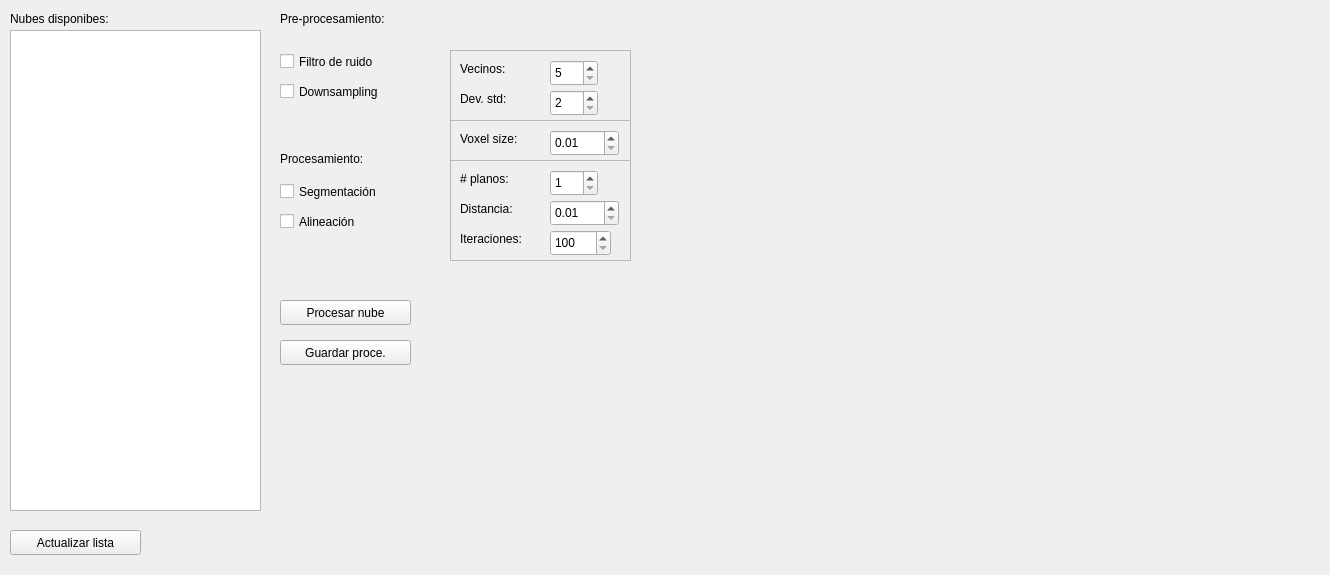
Nickleon16/APP_LIDAR, file GUI/procesamiento.ui: the form before one commit.
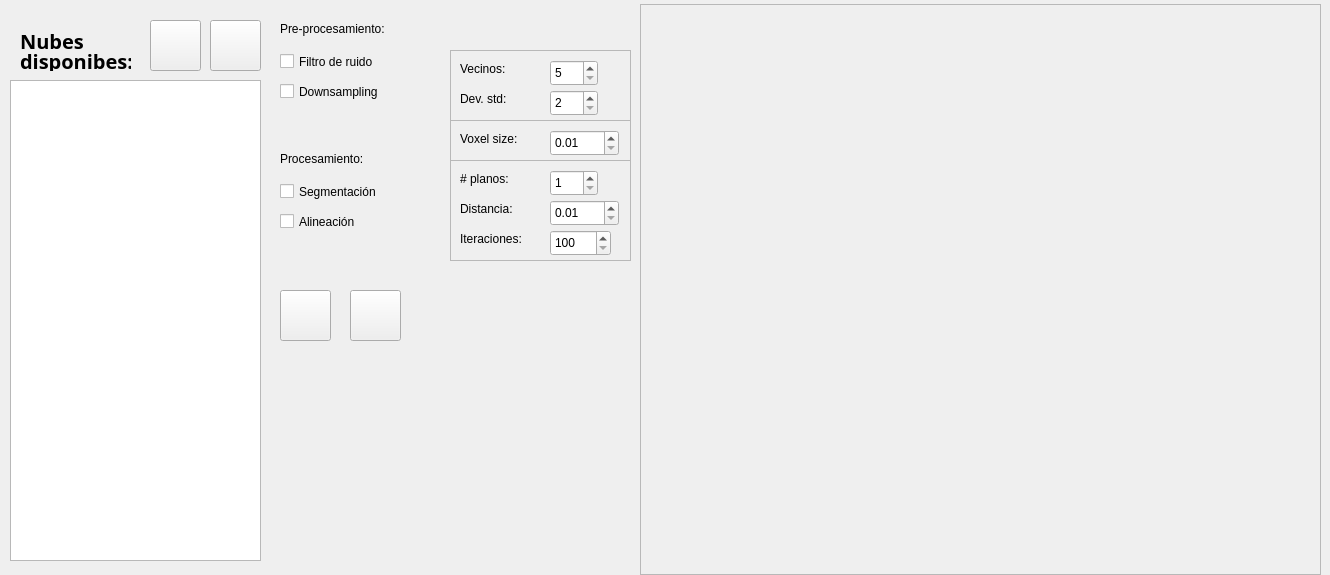
The form after the commit. Icons and pictures are not drawn.

Patch:
```diff
--- a/GUI/procesamiento.ui
+++ b/GUI/procesamiento.ui
@@ -17,7 +17,7 @@
    <property name="geometry">
     <rect>
      <x>280</x>
-     <y>10</y>
+     <y>20</y>
      <width>161</width>
      <height>17</height>
     </rect>
@@ -30,7 +30,7 @@
    <property name="geometry">
     <rect>
      <x>10</x>
-     <y>30</y>
+     <y>80</y>
      <width>251</width>
      <height>481</height>
     </rect>
@@ -43,26 +43,23 @@
    <property name="geometry">
     <rect>
      <x>280</x>
-     <y>300</y>
-     <width>131</width>
-     <height>25</height>
+     <y>290</y>
+     <width>51</width>
+     <height>51</height>
     </rect>
    </property>
    <property name="text">
-    <string>Procesar nube</string>
+    <string/>
    </property>
-  </widget>
-  <widget class="QLabel" name="label_4">
-   <property name="geometry">
-    <rect>
-     <x>10</x>
-     <y>10</y>
-     <width>131</width>
-     <height>17</height>
-    </rect>
+   <property name="icon">
+    <iconset resource="iconos.qrc">
+     <normaloff>:/newPrefix/icons8-services-90.png</normaloff>:/newPrefix/icons8-services-90.png</iconset>
    </property>
-   <property name="text">
-    <string>Nubes disponibes:</string>
+   <property name="iconSize">
+    <size>
+     <width>32</width>
+     <height>32</height>
+    </size>
    </property>
   </widget>
   <widget class="QCheckBox" name="filtroRuidoCheckBox">
@@ -239,19 +236,6 @@
     </property>
    </widget>
   </widget>
-  <widget class="QPushButton" name="actualizarListaPushButton">
-   <property name="geometry">
-    <rect>
-     <x>10</x>
-     <y>530</y>
-     <width>131</width>
-     <height>25</height>
-    </rect>
-   </property>
-   <property name="text">
-    <string>Actualizar lista</string>
-   </property>
-  </widget>
   <widget class="QFrame" name="segmentacionFrame">
    <property name="geometry">
     <rect>
@@ -361,14 +345,24 @@
   <widget class="QPushButton" name="guardarProcesadaPushButton">
    <property name="geometry">
     <rect>
-     <x>280</x>
-     <y>340</y>
-     <width>131</width>
-     <height>25</height>
+     <x>350</x>
+     <y>290</y>
+     <width>51</width>
+     <height>51</height>
     </rect>
    </property>
    <property name="text">
-    <string>Guardar proce.</string>
+    <string/>
+   </property>
+   <property name="icon">
+    <iconset resource="iconos.qrc">
+     <normaloff>:/newPrefix/icons8-save-60.png</normaloff>:/newPrefix/icons8-save-60.png</iconset>
+   </property>
+   <property name="iconSize">
+    <size>
+     <width>32</width>
+     <height>32</height>
+    </size>
    </property>
   </widget>
   <widget class="QLabel" name="label_9">
@@ -400,6 +394,137 @@
     <enum>Qt::LeftToRight</enum>
    </property>
   </widget>
+  <widget class="QPushButton" name="borrarNubePushButton">
+   <property name="geometry">
+    <rect>
+     <x>150</x>
+     <y>20</y>
+     <width>51</width>
+     <height>51</height>
+    </rect>
+   </property>
+   <property name="toolTip">
+    <string>Borrar nube seleccionada</string>
+   </property>
+   <property name="text">
+    <string/>
+   </property>
+   <property name="icon">
+    <iconset resource="iconos.qrc">
+     <normaloff>:/newPrefix/icons8-delete-60.png</normaloff>:/newPrefix/icons8-delete-60.png</iconset>
+   </property>
+   <property name="iconSize">
+    <size>
+     <width>32</width>
+     <height>32</height>
+    </size>
+   </property>
+  </widget>
+  <widget class="QFrame" name="frame">
+   <property name="geometry">
+    <rect>
+     <x>640</x>
+     <y>4</y>
+     <width>681</width>
+     <height>571</height>
+    </rect>
+   </property>
+   <property name="frameShape">
+    <enum>QFrame::StyledPanel</enum>
+   </property>
+   <property name="frameShadow">
+    <enum>QFrame::Raised</enum>
+   </property>
+   <property name="lineWidth">
+    <number>4</number>
+   </property>
+  </widget>
+  <widget class="QPushButton" name="subirNubePushButton">
+   <property name="geometry">
+    <rect>
+     <x>210</x>
+     <y>20</y>
+     <width>51</width>
+     <height>51</height>
+    </rect>
+   </property>
+   <property name="toolTip">
+    <string>Subir nueva nube</string>
+   </property>
+   <property name="text">
+    <string/>
+   </property>
+   <property name="icon">
+    <iconset resource="iconos.qrc">
+     <normaloff>:/newPrefix/icons8-plus-math-60.png</normaloff>:/newPrefix/icons8-plus-math-60.png</iconset>
+   </property>
+   <property name="iconSize">
+    <size>
+     <width>32</width>
+     <height>33</height>
+    </size>
+   </property>
+  </widget>
+  <widget class="QLabel" name="label_4">
+   <property name="geometry">
+    <rect>
+     <x>20</x>
+     <y>30</y>
+     <width>151</width>
+     <height>21</height>
+    </rect>
+   </property>
+   <property name="font">
+    <font>
+     <family>Yrsa</family>
+     <pointsize>15</pointsize>
+     <weight>75</weight>
+     <bold>true</bold>
+    </font>
+   </property>
+   <property name="text">
+    <string>Nubes</string>
+   </property>
+  </widget>
+  <widget class="QLabel" name="label_10">
+   <property name="geometry">
+    <rect>
+     <x>20</x>
+     <y>50</y>
+     <width>111</width>
+     <height>21</height>
+    </rect>
+   </property>
+   <property name="font">
+    <font>
+     <family>Yrsa</family>
+     <pointsize>15</pointsize>
+     <weight>75</weight>
+     <bold>true</bold>
+    </font>
+   </property>
+   <property name="text">
+    <string>disponibes:</string>
+   </property>
+  </widget>
+  <zorder>frame</zorder>
+  <zorder>label_7</zorder>
+  <zorder>nubesListWidget</zorder>
+  <zorder>procesarNubePushButton</zorder>
+  <zorder>filtroRuidoCheckBox</zorder>
+  <zorder>downsamplingCheckBox</zorder>
+  <zorder>alineacionCheckBox</zorder>
+  <zorder>segmentacionCheckBox</zorder>
+  <zorder>filtradoRuidoFrame</zorder>
+  <zorder>downsamplingFrame</zorder>
+  <zorder>segmentacionFrame</zorder>
+  <zorder>guardarProcesadaPushButton</zorder>
+  <zorder>label_9</zorder>
+  <zorder>vistaProcesamientoWidget</zorder>
+  <zorder>borrarNubePushButton</zorder>
+  <zorder>subirNubePushButton</zorder>
+  <zorder>label_4</zorder>
+  <zorder>label_10</zorder>
  </widget>
  <resources/>
  <connections/>
```
Left out of the diff: 10 changed lines with no effect on the pictures.
